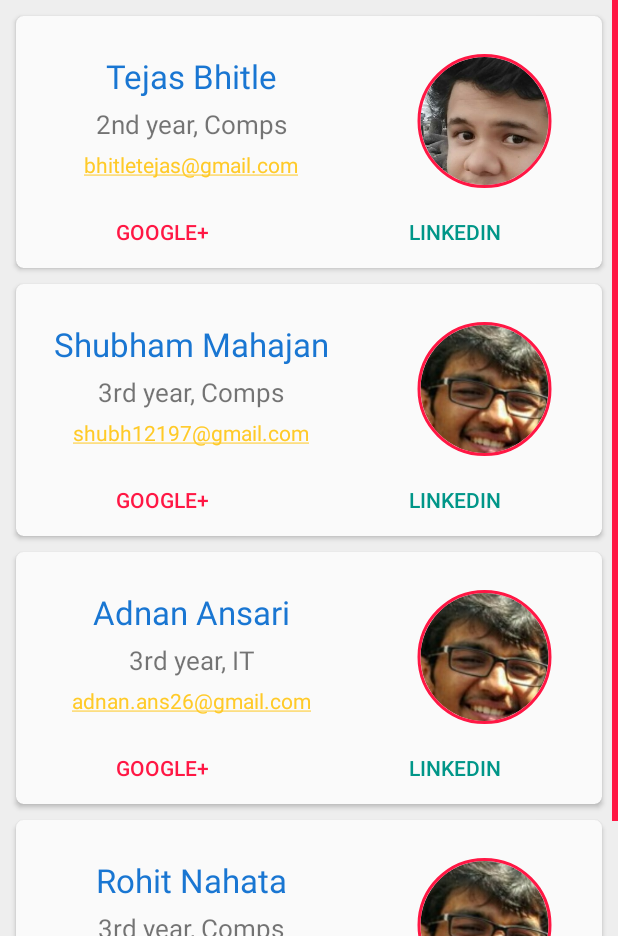
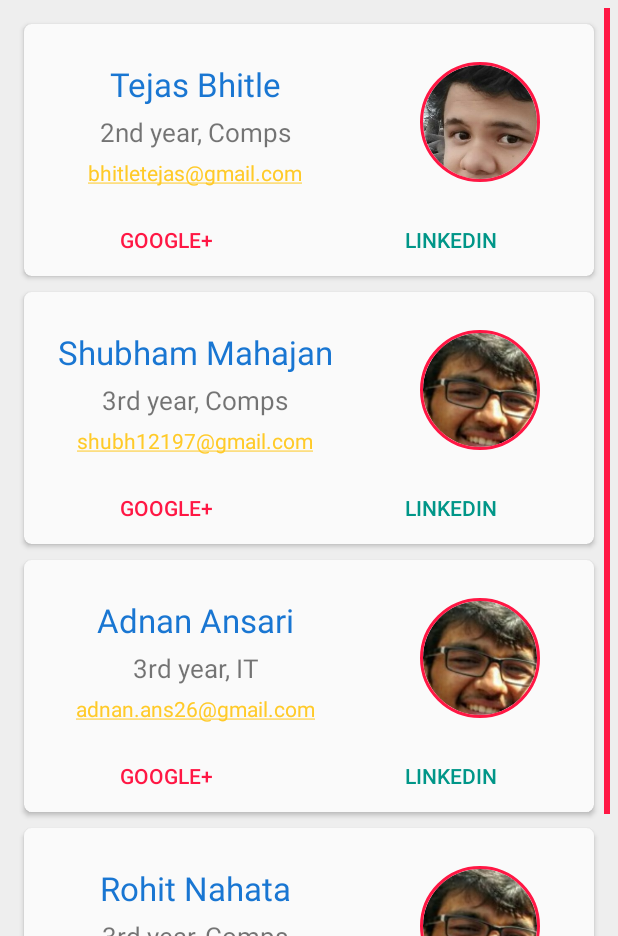
Before and after one commit to TejasBhitle/Matrix2017, an Android app: the fragment DevelopersFragment placed in its activity, on a phone screen of 412 x 824 dp, the part 300-1236 px from its top. Run offline under Robolectric (Android 15) with nearby library versions, the phone set to English and light mode, and no system bars; our stand-ins replace CircleImageView, Picasso; libraries missing offline, so code that uses them is left out: android.support.v7; pictures from the network do not load.

Commit message:
Profile Pic height dimension added

```diff
--- a/app/src/main/res/layout/fragment_admin_committee.xml
+++ b/app/src/main/res/layout/fragment_admin_committee.xml
@@ -54,7 +54,7 @@
                         android:layout_marginTop="8dp"
                         android:layout_width="0dp"
                         android:layout_weight="2"
-                        android:layout_height="64dp">
+                        android:layout_height="@dimen/profile_height">
 
                         <de.hdodenhof.circleimageview.CircleImageView
                             android:id="@+id/pic_admin_viraj"
@@ -132,7 +132,7 @@
                         android:layout_marginTop="8dp"
                         android:layout_width="0dp"
                         android:layout_weight="2"
-                        android:layout_height="64dp">
+                        android:layout_height="@dimen/profile_height">
 
                         <de.hdodenhof.circleimageview.CircleImageView
                             android:id="@+id/pic_admin_shubham"
@@ -210,7 +210,7 @@
                         android:layout_marginTop="8dp"
                         android:layout_width="0dp"
                         android:layout_weight="2"
-                        android:layout_height="64dp">
+                        android:layout_height="@dimen/profile_height">
 
                         <de.hdodenhof.circleimageview.CircleImageView
                             android:id="@+id/pic_admin_harsh"
--- a/app/src/main/res/layout/fragment_developers.xml
+++ b/app/src/main/res/layout/fragment_developers.xml
@@ -3,7 +3,8 @@
     xmlns:android="http://schemas.android.com/apk/res/android"
     xmlns:app="http://schemas.android.com/apk/res-auto"
     android:layout_width="match_parent"
-    android:layout_height="wrap_content">
+    android:layout_height="wrap_content"
+    android:padding="5dp">
 
     <LinearLayout
         android:layout_width="match_parent"
@@ -67,7 +68,7 @@
                         <de.hdodenhof.circleimageview.CircleImageView
                             android:id="@+id/pic_tejas"
                             android:layout_width="match_parent"
-                                    android:layout_height="match_parent"
+                            android:layout_height="@dimen/profile_height"
                             android:layout_margin="5dp"
                             app:civ_border_color="@color/colorAccent"
                             app:civ_border_width="2dp" />
@@ -97,6 +98,7 @@
                 </LinearLayout>
 
             </LinearLayout>
+
         </android.support.v7.widget.CardView>
 
         <android.support.v7.widget.CardView
@@ -155,7 +157,7 @@
                         <de.hdodenhof.circleimageview.CircleImageView
                             android:id="@+id/pic_shubham"
                             android:layout_width="match_parent"
-                                    android:layout_height="match_parent"
+                            android:layout_height="@dimen/profile_height"
                             android:layout_margin="5dp"
                             app:civ_border_color="@color/colorAccent"
                             app:civ_border_width="2dp" />
@@ -243,7 +245,7 @@
                         <de.hdodenhof.circleimageview.CircleImageView
                             android:id="@+id/pic_adnan"
                             android:layout_width="match_parent"
-                                    android:layout_height="match_parent"
+                            android:layout_height="@dimen/profile_height"
                             android:layout_margin="5dp"
                             app:civ_border_color="@color/colorAccent"
                             app:civ_border_width="2dp" />
@@ -331,7 +333,7 @@
                         <de.hdodenhof.circleimageview.CircleImageView
                             android:id="@+id/pic_rohit"
                             android:layout_width="match_parent"
-                                    android:layout_height="match_parent"
+                            android:layout_height="@dimen/profile_height"
                             android:layout_margin="5dp"
                             app:civ_border_color="@color/colorAccent"
                             app:civ_border_width="2dp" />
@@ -419,7 +421,7 @@
                         <de.hdodenhof.circleimageview.CircleImageView
                             android:id="@+id/pic_mithil"
                             android:layout_width="match_parent"
-                                    android:layout_height="match_parent"
+                            android:layout_height="@dimen/profile_height"
                             android:layout_margin="5dp"
                             app:civ_border_color="@color/colorAccent"
                             app:civ_border_width="2dp" />
@@ -507,7 +509,7 @@
                         <de.hdodenhof.circleimageview.CircleImageView
                             android:id="@+id/pic_akshay"
                             android:layout_width="match_parent"
-                                    android:layout_height="match_parent"
+                            android:layout_height="@dimen/profile_height"
                             android:layout_margin="5dp"
                             app:civ_border_color="@color/colorAccent"
                             app:civ_border_width="2dp" />
@@ -540,4 +542,5 @@
         </android.support.v7.widget.CardView>
 
     </LinearLayout>
+
 </ScrollView>
--- a/app/src/main/res/layout/fragment_events_committee.xml
+++ b/app/src/main/res/layout/fragment_events_committee.xml
@@ -54,7 +54,7 @@
                         android:layout_marginTop="8dp"
                         android:layout_width="0dp"
                         android:layout_weight="2"
-                        android:layout_height="64dp">
+                        android:layout_height="@dimen/profile_height">
 
                         <de.hdodenhof.circleimageview.CircleImageView
                             android:id="@+id/pic_events_janit"
@@ -132,7 +132,7 @@
                         android:layout_marginTop="8dp"
                         android:layout_width="0dp"
                         android:layout_weight="2"
-                        android:layout_height="64dp">
+                        android:layout_height="@dimen/profile_height">
 
                         <de.hdodenhof.circleimageview.CircleImageView
                             android:id="@+id/pic_events_omkar"
@@ -210,7 +210,7 @@
                         android:layout_marginTop="8dp"
                         android:layout_width="0dp"
                         android:layout_weight="2"
-                        android:layout_height="64dp">
+                        android:layout_height="@dimen/profile_height">
 
                         <de.hdodenhof.circleimageview.CircleImageView
                             android:id="@+id/pic_events_apurva"
--- a/app/src/main/res/layout/fragment_exec_committee.xml
+++ b/app/src/main/res/layout/fragment_exec_committee.xml
@@ -54,7 +54,7 @@
                     android:layout_marginTop="8dp"
                     android:layout_width="0dp"
                     android:layout_weight="2"
-                    android:layout_height="64dp">
+                    android:layout_height="@dimen/profile_height">
 
                     <de.hdodenhof.circleimageview.CircleImageView
                         android:id="@+id/pic_exec_farzeem"
@@ -132,7 +132,7 @@
                         android:layout_marginTop="8dp"
                         android:layout_width="0dp"
                         android:layout_weight="2"
-                        android:layout_height="64dp">
+                        android:layout_height="@dimen/profile_height">
 
                         <de.hdodenhof.circleimageview.CircleImageView
                             android:id="@+id/pic_exec_arnnava"
--- a/app/src/main/res/layout/fragment_leaders_committee.xml
+++ b/app/src/main/res/layout/fragment_leaders_committee.xml
@@ -63,7 +63,7 @@
                     android:layout_marginTop="8dp"
                     android:layout_width="0dp"
                     android:layout_weight="2"
-                    android:layout_height="64dp">
+                    android:layout_height="@dimen/profile_height">
 
                     <de.hdodenhof.circleimageview.CircleImageView
                         android:id="@+id/pic_cp_anushka"
@@ -152,7 +152,7 @@
                         android:layout_marginTop="8dp"
                         android:layout_width="0dp"
                         android:layout_weight="2"
-                        android:layout_height="64dp">
+                        android:layout_height="@dimen/profile_height">
 
                         <de.hdodenhof.circleimageview.CircleImageView
                             android:id="@+id/pic_vcp_karan"
@@ -230,7 +230,7 @@
                         android:layout_marginTop="8dp"
                         android:layout_width="0dp"
                         android:layout_weight="2"
-                        android:layout_height="64dp">
+                        android:layout_height="@dimen/profile_height">
 
                         <de.hdodenhof.circleimageview.CircleImageView
                             android:id="@+id/pic_vcp_vikram"
--- a/app/src/main/res/values/dimens.xml
+++ b/app/src/main/res/values/dimens.xml
@@ -1,8 +1,9 @@
 <resources>
     <!-- Default screen margins, per the Android Design guidelines. -->
-    <dimen name="activity_horizontal_margin">10dp</dimen>
+    <dimen name="activity_horizontal_margin">7dp</dimen>
     <dimen name="activity_vertical_margin">10dp</dimen>
     <dimen name="app_bar_height">180dp</dimen>
     <dimen name="fab_margin">16dp</dimen>
     <dimen name="text_margin">16dp</dimen>
+    <dimen name="profile_height">80dp</dimen>
 </resources>
```
Also changed, not shown: app/src/main/res/layout/fragment_decor_committee.xml (+4 -4 lines), app/src/main/res/layout/fragment_marketing_committee.xml (+4 -4 lines), app/src/main/res/layout/fragment_pr_committee.xml (+4 -4 lines), app/src/main/res/layout/fragment_security_committee.xml (+5 -5 lines), app/src/main/res/layout/fragment_tech_committee.xml (+5 -5 lines). Lines whose indentation alone changed are shown as unchanged.
